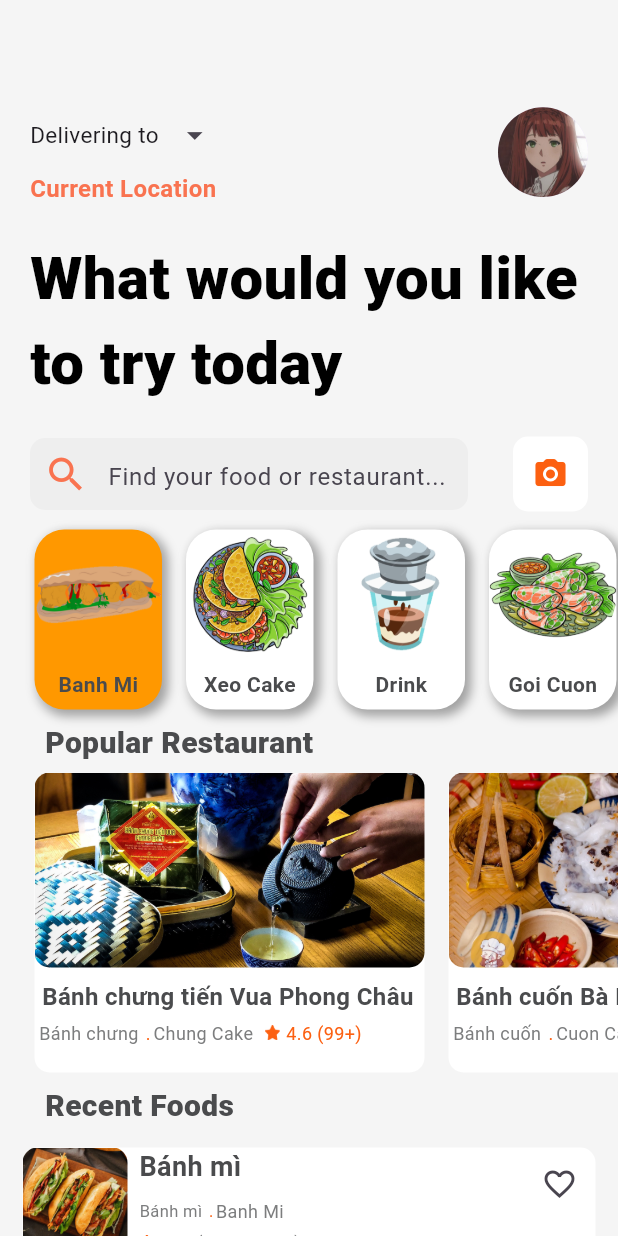
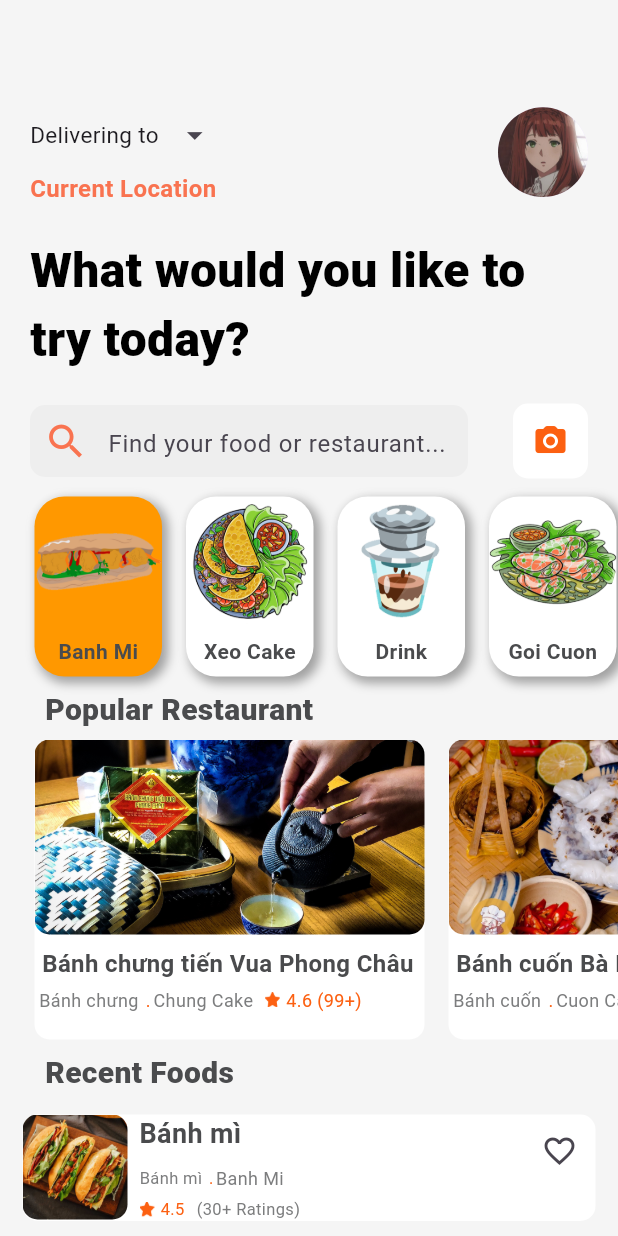
Before and after one commit to PhamH1eu/wikiFoodia, a Flutter app: the MainPage screen opened by its route, on a phone screen of 412 x 824 dp. Run offline on Flutter 3.47's test engine with Material 3 defaults, Android fonts, the phone set to English and light mode, and no system bars; our stand-ins replace awesome_snackbar_content, firebase_auth, firebase_core, flutter_map, font_awesome_flutter, geolocator and 5 more; missing offline and left inert: tflite_v2; accounts and stored records are empty; Roboto replaces fonts that are missing (Trajan Pro).

Commit message:
Update main_page.dart

```diff
--- a/lib/features/app/presentation/pages/MainPage/main_page.dart
+++ b/lib/features/app/presentation/pages/MainPage/main_page.dart
@@ -107,11 +107,11 @@ class _MainPageState extends State<MainPage> {
                       Padding(
                         padding: EdgeInsets.symmetric(horizontal: 20),
                         child: Text(
-                          "What would you like to try today",
+                          "What would you like to try today?",
                           style: TextStyle(
                             color: Colors.black,
                             fontFamily: 'Trajan Pro',
-                            fontSize: 40,
+                            fontSize: 32,
                             fontWeight: FontWeight.w900,
                           ),
                           textAlign: TextAlign.left,
```
